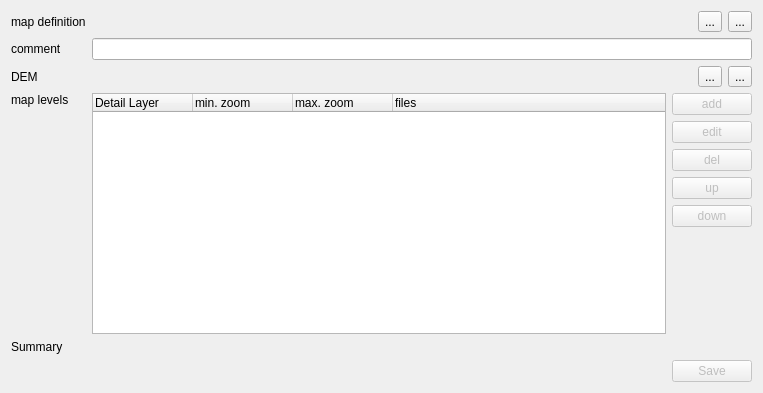
Old version of the form src/ICreateMapQMAP.ui in the repository ntruchsess/QLandkarteGT.
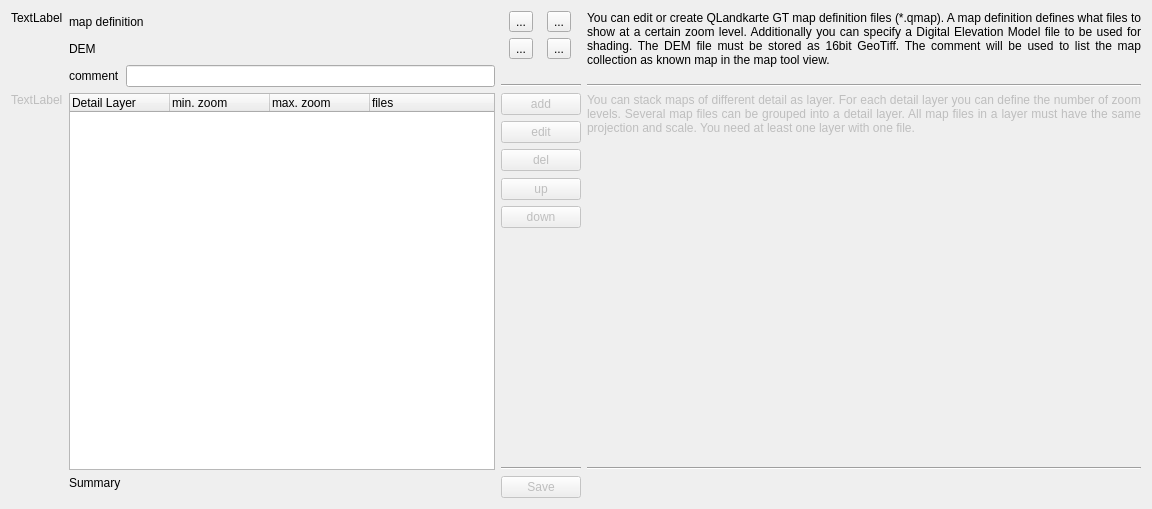
New version of the form.

```diff
--- a/src/ICreateMapQMAP.ui
+++ b/src/ICreateMapQMAP.ui
@@ -5,33 +5,71 @@
    <rect>
     <x>0</x>
     <y>0</y>
-    <width>763</width>
-    <height>393</height>
+    <width>1152</width>
+    <height>509</height>
    </rect>
   </property>
   <property name="windowTitle" >
    <string>Form</string>
   </property>
-  <layout class="QVBoxLayout" >
-   <item>
+  <layout class="QGridLayout" >
+   <item rowspan="2" row="0" column="0" >
+    <widget class="QLabel" name="labelStep1" >
+     <property name="text" >
+      <string>TextLabel</string>
+     </property>
+     <property name="alignment" >
+      <set>Qt::AlignLeading|Qt::AlignLeft|Qt::AlignTop</set>
+     </property>
+    </widget>
+   </item>
+   <item row="0" column="1" colspan="2" >
     <layout class="QGridLayout" >
      <item row="0" column="0" >
       <widget class="QLabel" name="label_2" >
+       <property name="sizePolicy" >
+        <sizepolicy vsizetype="Preferred" hsizetype="Maximum" >
+         <horstretch>0</horstretch>
+         <verstretch>0</verstretch>
+        </sizepolicy>
+       </property>
        <property name="text" >
         <string>map definition</string>
        </property>
       </widget>
      </item>
      <item row="0" column="1" >
-      <layout class="QHBoxLayout" >
-       <item>
         <widget class="QLabel" name="labelCurrentMap" >
          <property name="text" >
           <string/>
          </property>
         </widget>
        </item>
-       <item>
+     <item row="1" column="0" >
+      <widget class="QLabel" name="label_4" >
+       <property name="sizePolicy" >
+        <sizepolicy vsizetype="Preferred" hsizetype="Maximum" >
+         <horstretch>0</horstretch>
+         <verstretch>0</verstretch>
+        </sizepolicy>
+       </property>
+       <property name="text" >
+        <string>DEM</string>
+       </property>
+      </widget>
+     </item>
+     <item row="1" column="1" >
+      <widget class="QLabel" name="labelDEMData" >
+       <property name="text" >
+        <string/>
+       </property>
+      </widget>
+     </item>
+    </layout>
+   </item>
+   <item row="0" column="3" >
+    <layout class="QGridLayout" >
+     <item row="0" column="0" >
         <widget class="QToolButton" name="toolOpen" >
          <property name="toolTip" >
           <string>Open existing *.qmap definition</string>
@@ -41,7 +79,7 @@
          </property>
         </widget>
        </item>
-       <item>
+     <item row="0" column="1" >
         <widget class="QToolButton" name="toolNew" >
          <property name="toolTip" >
           <string>Create new *.qmap definition.</string>
@@ -51,35 +89,7 @@
          </property>
         </widget>
        </item>
-      </layout>
-     </item>
      <item row="1" column="0" >
-      <widget class="QLabel" name="label" >
-       <property name="text" >
-        <string>comment</string>
-       </property>
-      </widget>
-     </item>
-     <item row="1" column="1" >
-      <widget class="QLineEdit" name="lineComment" />
-     </item>
-     <item row="2" column="0" >
-      <widget class="QLabel" name="label_4" >
-       <property name="text" >
-        <string>DEM</string>
-       </property>
-      </widget>
-     </item>
-     <item row="2" column="1" >
-      <layout class="QHBoxLayout" >
-       <item>
-        <widget class="QLabel" name="labelDEMData" >
-         <property name="text" >
-          <string/>
-         </property>
-        </widget>
-       </item>
-       <item>
         <widget class="QToolButton" name="toolAddDEM" >
          <property name="toolTip" >
           <string>&lt;html>&lt;head>&lt;meta name="qrichtext" content="1" />&lt;style type="text/css">
@@ -92,7 +102,7 @@
          </property>
         </widget>
        </item>
-       <item>
+     <item row="1" column="1" >
         <widget class="QToolButton" name="toolDelDEM" >
          <property name="toolTip" >
           <string>&lt;html>&lt;head>&lt;meta name="qrichtext" content="1" />&lt;style type="text/css">
@@ -107,20 +117,85 @@
        </item>
       </layout>
      </item>
-     <item row="3" column="0" >
-      <widget class="QLabel" name="label_3" >
+   <item rowspan="2" row="0" column="4" >
+    <layout class="QVBoxLayout" >
+     <item>
+      <widget class="QLabel" name="labelDoc1" >
        <property name="text" >
-        <string>map levels</string>
+        <string>You can edit or create QLandkarte GT map definition files (*.qmap). A map definition defines what files to show at a certain zoom level. Additionally you can specify a Digital Elevation Model file to be used for shading. The DEM file must be stored as 16bit GeoTiff. The comment will be used to list the map collection as known map in the map tool view.</string>
+       </property>
+       <property name="alignment" >
+        <set>Qt::AlignJustify|Qt::AlignTop</set>
+       </property>
+       <property name="wordWrap" >
+        <bool>true</bool>
+       </property>
+      </widget>
+     </item>
+     <item>
+      <widget class="Line" name="line" >
+       <property name="orientation" >
+        <enum>Qt::Horizontal</enum>
+       </property>
+      </widget>
+     </item>
+    </layout>
+   </item>
+   <item row="1" column="1" >
+    <widget class="QLabel" name="label" >
+     <property name="text" >
+      <string>comment</string>
+     </property>
+    </widget>
+   </item>
+   <item row="1" column="2" >
+    <widget class="QLineEdit" name="lineComment" />
+   </item>
+   <item row="1" column="3" >
+    <layout class="QVBoxLayout" >
+     <item>
+      <spacer>
+       <property name="orientation" >
+        <enum>Qt::Vertical</enum>
+       </property>
+       <property name="sizeHint" >
+        <size>
+         <width>20</width>
+         <height>40</height>
+        </size>
+       </property>
+      </spacer>
+     </item>
+     <item>
+      <widget class="Line" name="line_3" >
+       <property name="orientation" >
+        <enum>Qt::Horizontal</enum>
+       </property>
+      </widget>
+     </item>
+    </layout>
+   </item>
+   <item row="2" column="0" >
+    <widget class="QLabel" name="labelStep2" >
+     <property name="enabled" >
+      <bool>false</bool>
+     </property>
+     <property name="text" >
+      <string>TextLabel</string>
        </property>
        <property name="alignment" >
         <set>Qt::AlignLeading|Qt::AlignLeft|Qt::AlignTop</set>
        </property>
       </widget>
      </item>
-     <item row="3" column="1" >
-      <layout class="QHBoxLayout" >
-       <item>
+   <item row="2" column="1" colspan="2" >
         <widget class="QTreeWidget" name="treeLevels" >
+     <property name="sizePolicy" >
+      <sizepolicy vsizetype="Expanding" hsizetype="MinimumExpanding" >
+       <horstretch>0</horstretch>
+       <verstretch>0</verstretch>
+      </sizepolicy>
+     </property>
          <property name="toolTip" >
           <string>&lt;html>&lt;head>&lt;meta name="qrichtext" content="1" />&lt;style type="text/css">
 p, li { white-space: pre-wrap; }
@@ -149,13 +224,19 @@
          </column>
         </widget>
        </item>
-       <item>
+   <item row="2" column="3" >
         <layout class="QVBoxLayout" >
          <item>
           <widget class="QPushButton" name="pushAdd" >
            <property name="enabled" >
             <bool>false</bool>
            </property>
+       <property name="sizePolicy" >
+        <sizepolicy vsizetype="Fixed" hsizetype="Maximum" >
+         <horstretch>0</horstretch>
+         <verstretch>0</verstretch>
+        </sizepolicy>
+       </property>
            <property name="text" >
             <string>add</string>
            </property>
@@ -166,6 +247,12 @@
            <property name="enabled" >
             <bool>false</bool>
            </property>
+       <property name="sizePolicy" >
+        <sizepolicy vsizetype="Fixed" hsizetype="Maximum" >
+         <horstretch>0</horstretch>
+         <verstretch>0</verstretch>
+        </sizepolicy>
+       </property>
            <property name="text" >
             <string>edit</string>
            </property>
@@ -176,6 +263,12 @@
            <property name="enabled" >
             <bool>false</bool>
            </property>
+       <property name="sizePolicy" >
+        <sizepolicy vsizetype="Fixed" hsizetype="Maximum" >
+         <horstretch>0</horstretch>
+         <verstretch>0</verstretch>
+        </sizepolicy>
+       </property>
            <property name="text" >
             <string>del</string>
            </property>
@@ -199,6 +292,12 @@
            <property name="enabled" >
             <bool>false</bool>
            </property>
+       <property name="sizePolicy" >
+        <sizepolicy vsizetype="Fixed" hsizetype="Maximum" >
+         <horstretch>0</horstretch>
+         <verstretch>0</verstretch>
+        </sizepolicy>
+       </property>
            <property name="text" >
             <string>up</string>
            </property>
@@ -209,6 +308,12 @@
            <property name="enabled" >
             <bool>false</bool>
            </property>
+       <property name="sizePolicy" >
+        <sizepolicy vsizetype="Fixed" hsizetype="Maximum" >
+         <horstretch>0</horstretch>
+         <verstretch>0</verstretch>
+        </sizepolicy>
+       </property>
            <property name="text" >
             <string>down</string>
            </property>
@@ -227,12 +332,52 @@
            </property>
           </spacer>
          </item>
-        </layout>
-       </item>
-      </layout>
-     </item>
-     <item row="4" column="0" >
+     <item>
+      <widget class="Line" name="line_4" >
+       <property name="orientation" >
+        <enum>Qt::Horizontal</enum>
+       </property>
+      </widget>
+     </item>
+    </layout>
+   </item>
+   <item row="2" column="4" >
+    <layout class="QVBoxLayout" >
+     <item>
+      <widget class="QLabel" name="labelDoc2" >
+       <property name="enabled" >
+        <bool>false</bool>
+       </property>
+       <property name="text" >
+        <string>You can stack maps of different detail as layer. For each detail layer you can define the number of zoom levels. Several map files can be grouped into a detail layer. All map files in a layer must have the same projection and scale. You need at least one layer with one file.</string>
+       </property>
+       <property name="alignment" >
+        <set>Qt::AlignJustify|Qt::AlignTop</set>
+       </property>
+       <property name="wordWrap" >
+        <bool>true</bool>
+       </property>
+      </widget>
+     </item>
+     <item>
+      <widget class="Line" name="line_2" >
+       <property name="orientation" >
+        <enum>Qt::Horizontal</enum>
+       </property>
+      </widget>
+     </item>
+    </layout>
+   </item>
+   <item row="3" column="1" colspan="2" >
+    <layout class="QHBoxLayout" >
+     <item>
       <widget class="QLabel" name="label_5" >
+       <property name="sizePolicy" >
+        <sizepolicy vsizetype="Preferred" hsizetype="Maximum" >
+         <horstretch>0</horstretch>
+         <verstretch>0</verstretch>
+        </sizepolicy>
+       </property>
        <property name="text" >
         <string>Summary</string>
        </property>
@@ -241,7 +386,7 @@
        </property>
       </widget>
      </item>
-     <item row="4" column="1" >
+     <item>
       <widget class="QLabel" name="labelSummary" >
        <property name="text" >
         <string/>
@@ -256,13 +401,13 @@
      </item>
     </layout>
    </item>
-   <item>
-    <widget class="QDialogButtonBox" name="buttonBoxSave" >
+   <item row="3" column="3" >
+    <widget class="QPushButton" name="pushSave" >
      <property name="enabled" >
       <bool>false</bool>
      </property>
-     <property name="standardButtons" >
-      <set>QDialogButtonBox::Save</set>
+     <property name="text" >
+      <string>Save</string>
      </property>
     </widget>
    </item>
```
Lines whose indentation alone changed are shown as unchanged.
